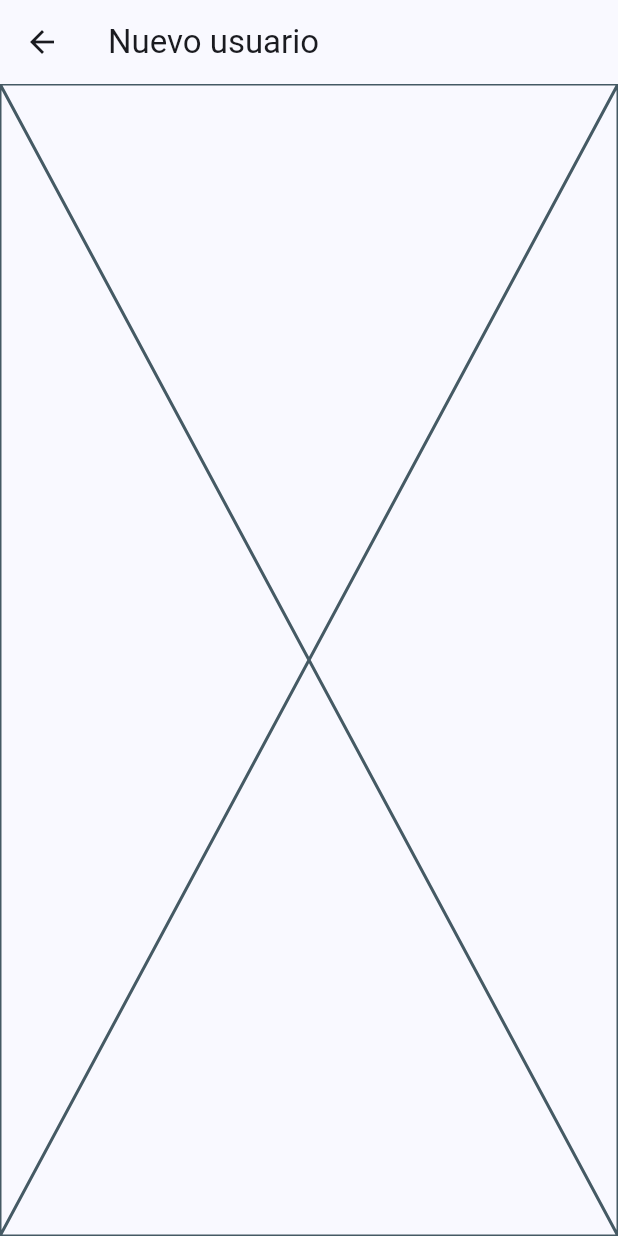
After one commit to dayross/forms_app, a Flutter app: the RegisterScreen screen opened directly, on a phone screen of 412 x 824 dp. The commit adds this screen. Run offline on Flutter 3.47's test engine with Material 3 defaults, Android fonts, the phone set to English and light mode, and no system bars; our stand-ins replace bloc, equatable, flutter_bloc, go_router.

Commit message:
register screen for form

```diff
--- /dev/null
+++ b/lib/presentation/screens/register_screen.dart
@@ -0,0 +1,25 @@
+import 'package:flutter_test/flutter_test.dart';
+import 'package:flutter/material.dart';
+
+class RegisterScreen extends StatelessWidget {
+  const RegisterScreen({super.key});
+
+  @override
+  Widget build(BuildContext context) {
+    return Scaffold(
+      appBar: AppBar(
+        title: const Text('Nuevo usuario'),
+      ),
+      body: const _RegisterView(),
+    );
+  }
+}
+
+class _RegisterView extends StatelessWidget {
+  const _RegisterView();
+
+  @override
+  Widget build(BuildContext context) {
+    return const Placeholder();
+  }
+}
--- a/lib/presentation/screens/screens.dart
+++ b/lib/presentation/screens/screens.dart
@@ -1,2 +1,5 @@
+
+
 export 'home_screen.dart';
 export 'cubit_counter_screen.dart';
+export './register_screen.dart';
```
